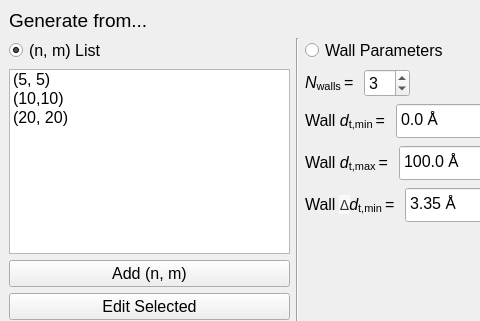
Old version of the form sknano/apps/nanogen_gui/mwnt_generator.ui in the repository scikit-nano/scikit-nano; both pictures show x 0 to 480 and y 0 to 321 of the 650 by 650 pixel window.
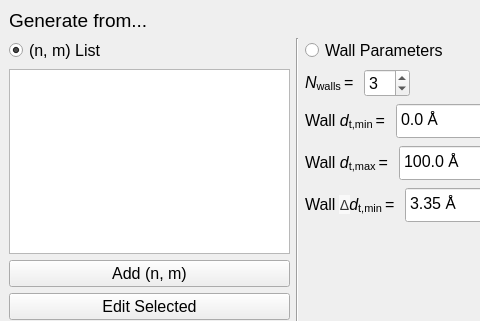
New version of the form.

```diff
--- a/sknano/apps/nanogen_gui/mwnt_generator.ui
+++ b/sknano/apps/nanogen_gui/mwnt_generator.ui
@@ -83,21 +83,6 @@
             <pointsize>12</pointsize>
            </font>
           </property>
-          <item>
-           <property name="text">
-            <string>(5, 5)</string>
-           </property>
-          </item>
-          <item>
-           <property name="text">
-            <string>(10,10)</string>
-           </property>
-          </item>
-          <item>
-           <property name="text">
-            <string>(20, 20)</string>
-           </property>
-          </item>
          </widget>
         </item>
         <item>
```
